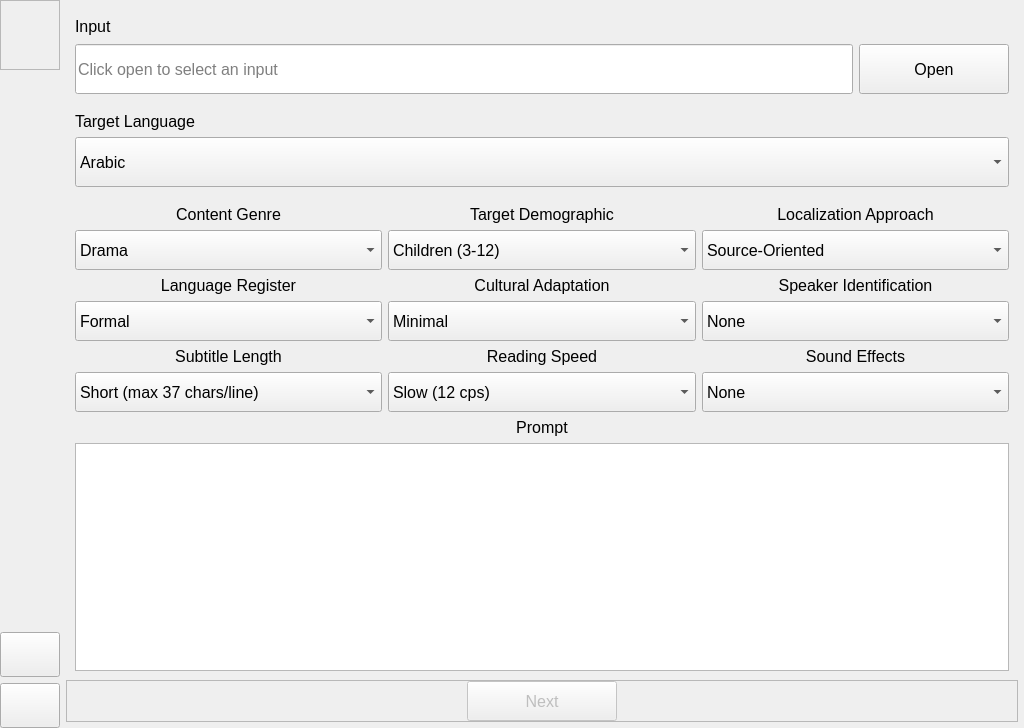
Qt form main.ui (aalramadan/TransVisio) before a commit.
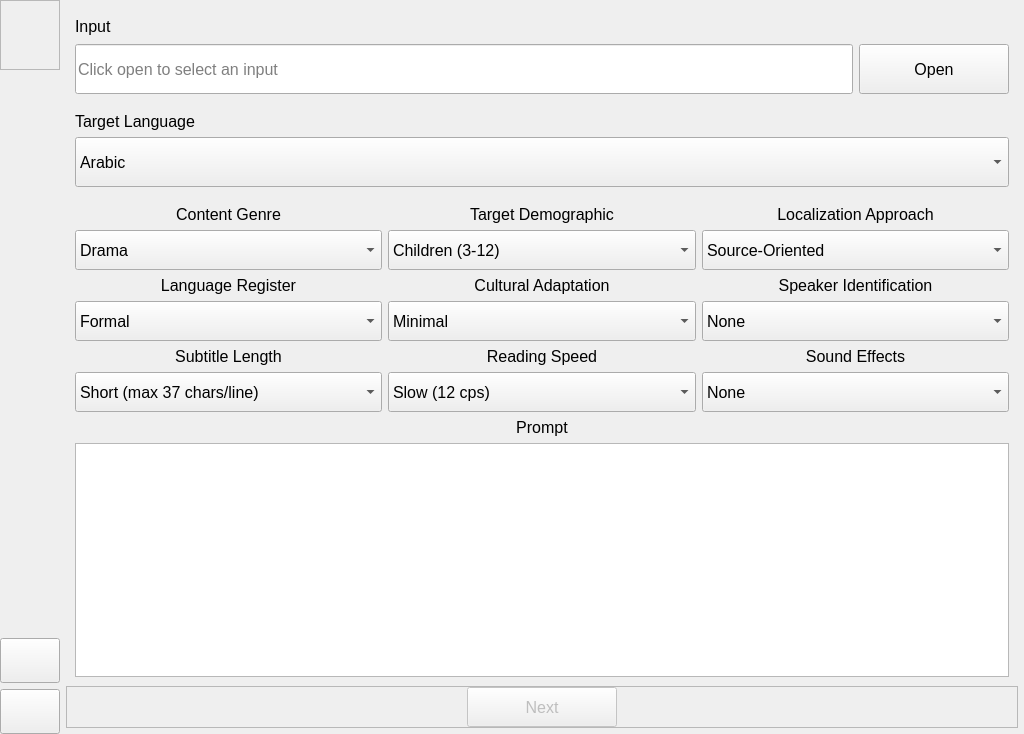
The same form after that commit. Icons and pictures are not drawn.

What changed in the file:
```diff
--- a/main.ui
+++ b/main.ui
@@ -8,11 +8,11 @@
     <x>0</x>
     <y>0</y>
     <width>1024</width>
-    <height>728</height>
+    <height>734</height>
    </rect>
   </property>
   <property name="sizePolicy">
-   <sizepolicy hsizetype="Preferred" vsizetype="Preferred">
+   <sizepolicy hsizetype="Fixed" vsizetype="Fixed">
     <horstretch>0</horstretch>
     <verstretch>0</verstretch>
    </sizepolicy>
@@ -20,7 +20,7 @@
   <property name="minimumSize">
    <size>
     <width>1024</width>
-    <height>728</height>
+    <height>734</height>
    </size>
   </property>
   <property name="font">
```
Left out of the diff: 4 changed lines with no effect on the pictures.
